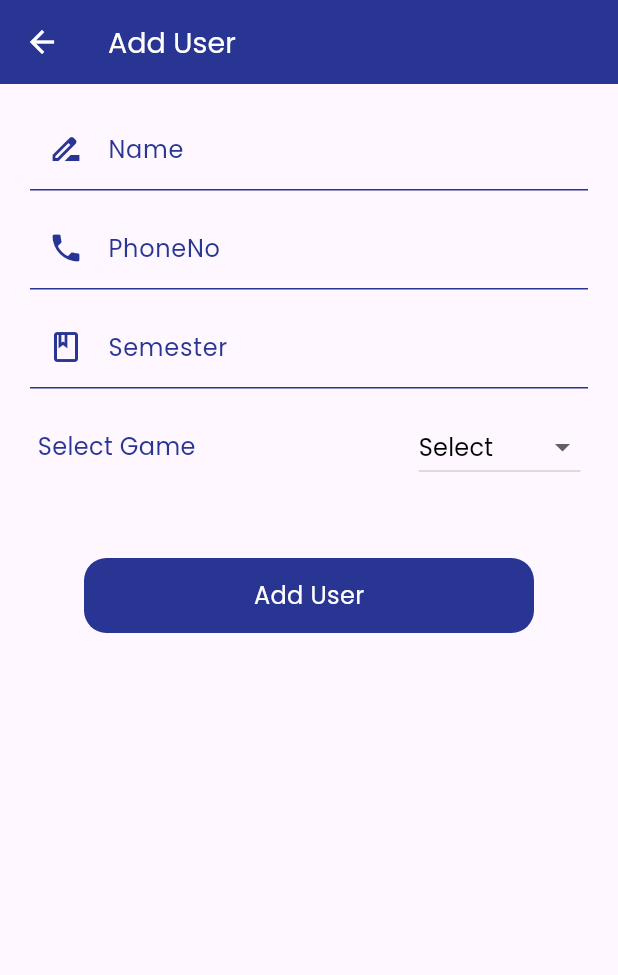
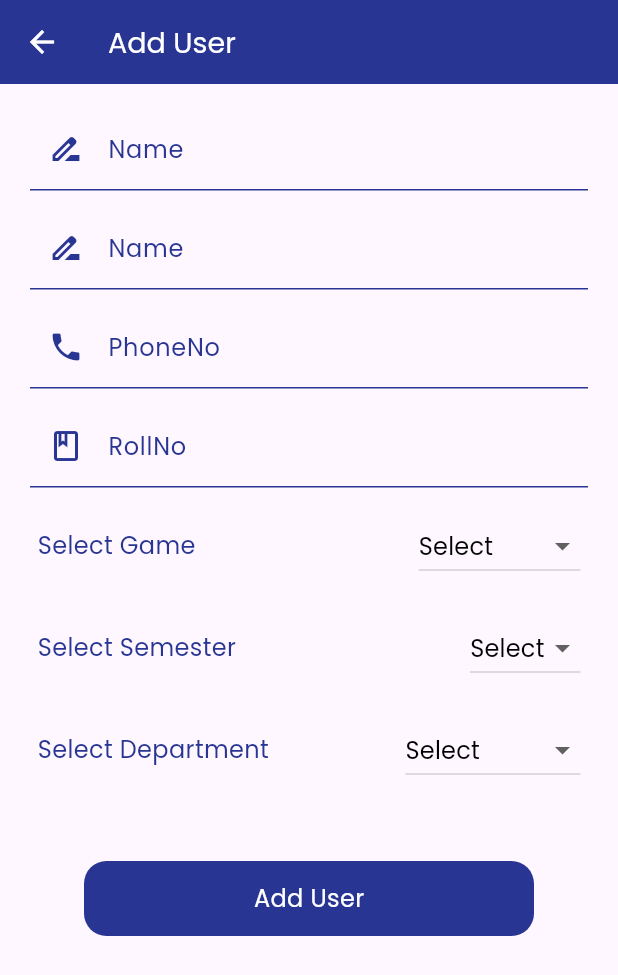
Before and after one commit to ZainMughal329/e_gaming, a Flutter app: the AddUserScreen screen opened by its route, on a phone screen of 412 x 824 dp. Shown: the top 975 px of the screen. Run offline on Flutter 3.47's test engine with Material 2 defaults, Android fonts, the phone set to English and light mode, and no system bars; our stand-ins replace cloud_firestore, firebase_core, get, google_fonts; accounts and stored records are empty.

Commit message:
add user done

```diff
--- a/lib/component/models/user_model/user_model.dart
+++ b/lib/component/models/user_model/user_model.dart
@@ -5,6 +5,9 @@ class UserModel {
   final String userName;
   final String phone;
   final String semester;
+  final String rollNo;
+  final String department;
+
   final String game;
 
   UserModel({
@@ -13,6 +16,8 @@ class UserModel {
     required this.phone,
     required this.semester,
     required this.game,
+    required this.department,
+    required this.rollNo,
   });
 
   toJson() {
@@ -20,21 +25,25 @@ class UserModel {
       'id': id,
       'userName': userName,
       'phone': phone,
-      'semester' : semester,
+      'semester': semester,
       'game': game,
+      'department': department,
+      'rollNo': rollNo,
     };
   }
 
   factory UserModel.fromJson(
-      DocumentSnapshot<Map<String, dynamic>> snapshot,
-      ) {
+    DocumentSnapshot<Map<String, dynamic>> snapshot,
+  ) {
     final json = snapshot.data()!;
     return UserModel(
       id: json["id"],
       userName: json["userName"],
       phone: json["phone"],
-      semester : json['semester'],
+      semester: json['semester'],
       game: json["game"],
+      department: json['department'],
+      rollNo: json['rollNo'],
     );
   }
 }
--- a/lib/pages/add_users/controller.dart
+++ b/lib/pages/add_users/controller.dart
@@ -58,7 +58,10 @@ class AddUserScreenController extends GetxController {
 
   clearControllers() {
     state.gameValue.value = 'Select';
-    state.semesterController.clear();
+    state.deptValue.value = 'Select';
+    state.semValue.value = 'Select';
+
+    state.rollNoController.clear();
     state.nameController.clear();
     state.phoneController.clear();
 
--- a/lib/pages/add_users/state.dart
+++ b/lib/pages/add_users/state.dart
@@ -5,8 +5,12 @@ class AddUserScreenState{
   final TextEditingController nameController = TextEditingController();
 
   final TextEditingController phoneController = TextEditingController();
-  final TextEditingController semesterController = TextEditingController();
+  final TextEditingController rollNoController = TextEditingController();
+
   RxString gameValue = 'Select'.obs;
+  RxString semValue = 'Select'.obs;
+  RxString deptValue = 'Select'.obs;
+
   RxBool loading = false.obs;
 
 
--- a/lib/pages/add_users/view.dart
+++ b/lib/pages/add_users/view.dart
@@ -29,6 +29,14 @@ class AddUserScreen extends GetView<AddUserScreenController> {
             readOnly: false,
           ),
           AddUserInputTextField(
+            contr: controller.state.nameController,
+            descrip: 'Name',
+            obsecure: false,
+            icon: Icons.drive_file_rename_outline,
+            labelText: 'Name',
+            readOnly: false,
+          ),
+          AddUserInputTextField(
             contr: controller.state.phoneController,
             descrip: 'PhoneNo',
             obsecure: false,
@@ -37,14 +45,16 @@ class AddUserScreen extends GetView<AddUserScreenController> {
             readOnly: false,
           ),
           AddUserInputTextField(
-            contr: controller.state.semesterController,
-            descrip: 'Semester',
+            contr: controller.state.rollNoController,
+            descrip: 'RollNo',
             obsecure: false,
             icon: Icons.class_outlined,
-            labelText: 'Semester',
+            labelText: 'RollNo',
             readOnly: false,
           ),
           _buildSelectGame(),
+          _buildSelectSemester(),
+          _buildSelectDepartment(),
           SizedBox(
             height: 30,
           ),
@@ -56,7 +66,10 @@ class AddUserScreen extends GetView<AddUserScreenController> {
                       onPress: () {
                         if (controller.state.nameController.text.isEmpty &&
                             controller.state.gameValue.value == 'Select' &&
-                            controller.state.semesterController.text.isEmpty) {
+                            controller.state.semValue.value == 'Select' &&
+                            controller.state.deptValue.value == 'Select' &&
+
+                            controller.state.rollNoController.text.isEmpty) {
                           CustomSnackBar.showSnackBar(
                               'Error', 'Fill all fields', Icons.info_outline);
                         } else {
@@ -67,10 +80,10 @@ class AddUserScreen extends GetView<AddUserScreenController> {
                             phone: controller.state.phoneController.text
                                 .trim()
                                 .toString(),
-                            semester: controller.state.semesterController.text
+                            rollNo: controller.state.rollNoController.text
                                 .trim()
                                 .toString(),
-                            game: controller.state.gameValue.value.toString(),
+                            game: controller.state.gameValue.value.toString(), department: '', semester: '',
                           );
                           controller.addUserDataToFirebase(user);
                         }
@@ -157,6 +170,165 @@ class AddUserScreen extends GetView<AddUserScreenController> {
       ),
     );
   }
+  Widget _buildSelectSemester() {
+    return Padding(
+      padding: EdgeInsets.symmetric(vertical: 10, horizontal: 5),
+      child: Row(
+        mainAxisAlignment: MainAxisAlignment.spaceBetween,
+        children: [
+          TextWidget(
+            title: 'Select Semester',
+            textColor: AppColors.iconColor,
+          ),
+          Obx(
+                () => DropdownButton(
+              hint: TextWidget(
+                title: controller.state.semValue.value.toString(),
+                textColor: Colors.black,
+              ),
+              items: [
+                DropdownMenuItem(
+                  child: TextWidget(
+                    title: '1st',
+                    fontSize: 14,
+                    textColor: Colors.black,
+                  ),
+                  value: '1st',
+                ),
+                DropdownMenuItem(
+                  child: TextWidget(
+                    title: '2nd',
+                    fontSize: 14,
+                    textColor: Colors.black,
+                  ),
+                  value: '2nd',
+                ),
+                DropdownMenuItem(
+                  child: TextWidget(
+                    title: '3rd',
+                    fontSize: 14,
+                    textColor: Colors.black,
+                  ),
+                  value: '3rd',
+                ),
+                DropdownMenuItem(
+                  child: TextWidget(
+                    title: '4th',
+                    fontSize: 14,
+                    textColor: Colors.black,
+                  ),
+                  value: '4th',
+                ),
+                DropdownMenuItem(
+                  child: TextWidget(
+                    title: '5th',
+                    fontSize: 14,
+                    textColor: Colors.black,
+                  ),
+                  value: '5th',
+                ),
+
+                DropdownMenuItem(
+                  child: TextWidget(
+                    title: '6th',
+                    fontSize: 14,
+                    textColor: Colors.black,
+                  ),
+                  value: '6th',
+                ),
+                DropdownMenuItem(
+                  child: TextWidget(
+                    title: '7th',
+                    fontSize: 14,
+                    textColor: Colors.black,
+                  ),
+                  value: '7th',
+                ),
+                DropdownMenuItem(
+                  child: TextWidget(
+                    title: '8th',
+                    fontSize: 14,
+                    textColor: Colors.black,
+                  ),
+                  value: '8th',
+                ),
+
+              ],
+              onChanged: (value) {
+                controller.state.semValue.value = value!;
+              },
+            ),
+          ),
+        ],
+      ),
+    );
+  }
+  Widget _buildSelectDepartment() {
+    return Padding(
+      padding: EdgeInsets.symmetric(vertical: 10, horizontal: 5),
+      child: Row(
+        mainAxisAlignment: MainAxisAlignment.spaceBetween,
+        children: [
+          TextWidget(
+            title: 'Select Department',
+            textColor: AppColors.iconColor,
+          ),
+          Obx(
+                () => DropdownButton(
+              hint: TextWidget(
+                title: controller.state.deptValue.value.toString(),
+                textColor: Colors.black,
+              ),
+                  items: [
+                    DropdownMenuItem(
+                      value: 'IT',
+                      child: TextWidget( title: 'IT'),
+                    ),
+                    DropdownMenuItem(
+                      value: 'English',
+                      child: TextWidget( title: 'English'),
+                    ),
+                    DropdownMenuItem(
+                      value: 'Math',
+                      child: TextWidget( title: 'Math'),
+                    ),
+                    DropdownMenuItem(
+                      value: 'Physics',
+                      child: TextWidget( title: 'Physics'),
+                    ),
+                    DropdownMenuItem(
+                      value: 'Economics',
+                      child: TextWidget( title: 'Economics'),
+                    ),
+                    DropdownMenuItem(
+                      value: 'Biology',
+                      child: TextWidget( title: 'Biology'),
+                    ),
+                    DropdownMenuItem(
+                      value: 'Urdu',
+                      child: TextWidget( title: 'Urdu'),
+                    ),
+                    DropdownMenuItem(
+                      value: 'Chemistry',
+                      child: TextWidget( title: 'Chemistry'),
+                    ),
+
+                    DropdownMenuItem(
+                      value: 'Pak Studies',
+                      child: TextWidget( title: 'Pak Studies'),
+                    ),
+                  ],
+
+                  onChanged: (value) {
+                controller.state.deptValue.value = value!;
+              },
+            ),
+          ),
+        ],
+      ),
+    );
+  }
+
 
   @override
   Widget build(BuildContext context) {
```
Also changed, not shown: 1 other file.
